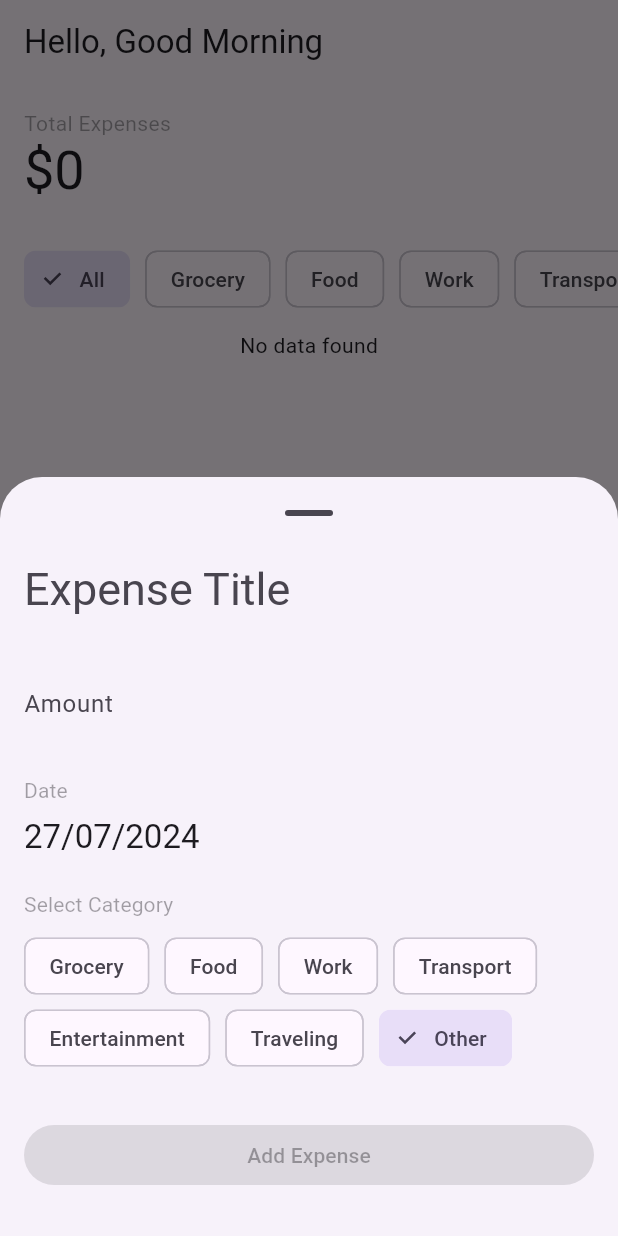
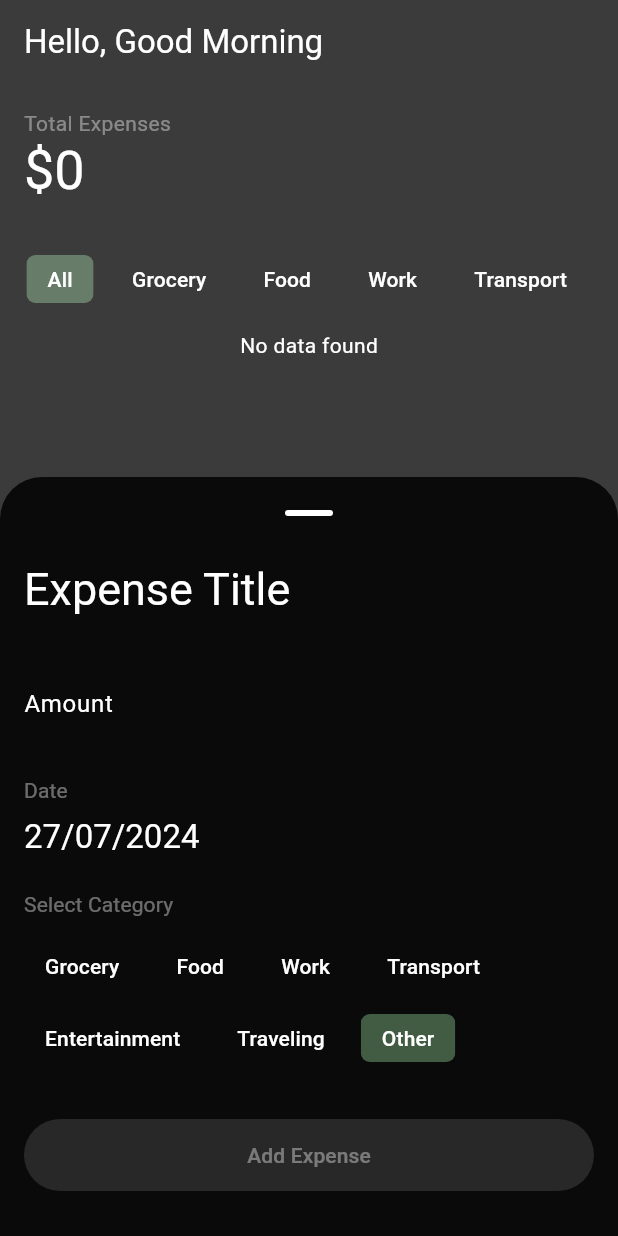
Before and after one commit to monirhelalee/expense_bro, a Flutter app: the screen it shows after launch, after a tap on the "add" icon, on a phone screen of 412 x 824 dp. Run offline on Flutter 3.47's test engine with Material 3 defaults, Android fonts, the phone set to English and light mode, and no system bars; our stand-ins replace bloc, equatable, flutter_bloc, rxdart, shared_preferences.

Commit message:
add theme

```diff
--- a/lib/app.dart
+++ b/lib/app.dart
@@ -1,6 +1,7 @@
 import 'package:expense_bro/blocs/expense_list/expense_list_bloc.dart';
 import 'package:expense_bro/pages/home_page.dart';
 import 'package:expense_bro/repositories/expense_repository.dart';
+import 'package:expense_bro/theme/theme.dart';
 import 'package:flutter/material.dart';
 import 'package:flutter_bloc/flutter_bloc.dart';
 
@@ -17,9 +18,9 @@ class App extends StatelessWidget {
         create: (context) => ExpenseListBloc(
           repository: expenseRepository,
         )..add(const ExpenseListSubscriptionRequested()),
-        child: const MaterialApp(
-          home: HomePage(),
-          //theme: AppTheme.theme,
+        child: MaterialApp(
+          home: const HomePage(),
+          theme: AppTheme.theme,
           debugShowCheckedModeBanner: false,
         ),
       ),
--- a/lib/extensions/extensions.dart
+++ b/lib/extensions/extensions.dart
@@ -11,6 +11,7 @@ extension AppX on BuildContext {
   }) {
     return showModalBottomSheet(
       context: this,
+      barrierColor: Theme.of(this).colorScheme.onSurface.withOpacity(0.2),
       builder: (context) => BlocProvider(
         create: (context) => ExpenseFormBloc(
           initialExpense: expense,
--- /dev/null
+++ b/lib/theme/theme.dart
@@ -0,0 +1,61 @@
+import 'package:flutter/material.dart';
+
+class AppTheme {
+  static const colorScheme = ColorScheme(
+    brightness: Brightness.dark,
+    primary: Color(0xffa5d6a7),
+    onPrimary: Color(0xff000000),
+    primaryContainer: Color(0xff425c43),
+    onPrimaryContainer: Color(0xffffffff),
+    secondary: Color(0xffb5f9b8),
+    onSecondary: Color(0xff000000),
+    secondaryContainer: Color(0xff6c956e),
+    onSecondaryContainer: Color(0xffffffff),
+    tertiary: Color(0xffcbfccd),
+    onTertiary: Color(0xff000000),
+    tertiaryContainer: Color(0xff4bac4e),
+    onTertiaryContainer: Color(0xffffffff),
+    error: Color(0xffffb4ab),
+    onError: Color(0xff690005),
+    errorContainer: Color(0xff93000a),
+    onErrorContainer: Color(0xffffb4ab),
+    background: Color(0xff0b0c0b),
+    onBackground: Color(0xffffffff),
+    surface: Color(0xff090a09),
+    onSurface: Color(0xffffffff),
+    surfaceVariant: Color(0xff2d2f2d),
+    onSurfaceVariant: Color(0xffffffff),
+    outline: Color(0xff8c8c8c),
+    outlineVariant: Color(0xff404040),
+    shadow: Color(0xff000000),
+    scrim: Color(0xff000000),
+    inverseSurface: Color(0xffffffff),
+    onInverseSurface: Color(0xff000000),
+    inversePrimary: Color(0xff4c604d),
+    surfaceTint: Color(0xffa5d6a7),
+  );
+
+  static ThemeData get theme {
+    return ThemeData(
+      colorScheme: colorScheme,
+      listTileTheme: ListTileThemeData(
+        tileColor: colorScheme.surfaceVariant.withOpacity(0.2),
+      ),
+      chipTheme: ChipThemeData(
+        labelPadding: const EdgeInsets.symmetric(horizontal: 14, vertical: 0),
+        padding: EdgeInsets.zero,
+        selectedColor: colorScheme.primaryContainer,
+        showCheckmark: false,
+        shape: const RoundedRectangleBorder(
+          side: BorderSide(width: 0, color: Colors.transparent),
+          borderRadius: BorderRadius.all(Radius.circular(6)),
+        ),
+      ),
+      filledButtonTheme: FilledButtonThemeData(
+        style: FilledButton.styleFrom(
+          padding: const EdgeInsets.all(14),
+        ),
+      ),
+    );
+  }
+}
```
